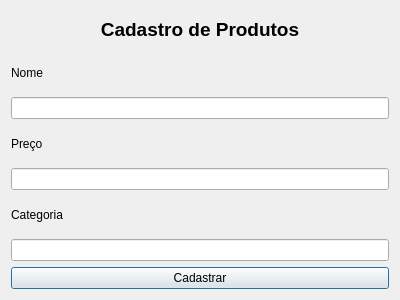
The window that view/QDialogCadastro.ui (victorzxhugo/TrabalhoFinalDevDesktop) describes before a commit, drawn with Qt 5.
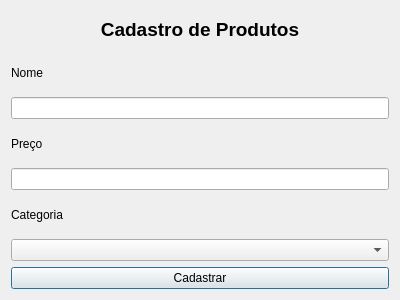
The same window after the commit.

```diff
--- a/view/QDialogCadastro.ui
+++ b/view/QDialogCadastro.ui
@@ -59,11 +59,7 @@
       </widget>
      </item>
      <item>
-      <widget class="QLineEdit" name="lineEdit_3">
-       <property name="text">
-        <string/>
-       </property>
-      </widget>
+      <widget class="QComboBox" name="comboBox_cadastro_categoria"/>
      </item>
      <item>
       <widget class="QPushButton" name="pushButton">
```
Left out of the diff: 18 changed lines with no effect on the pictures.
